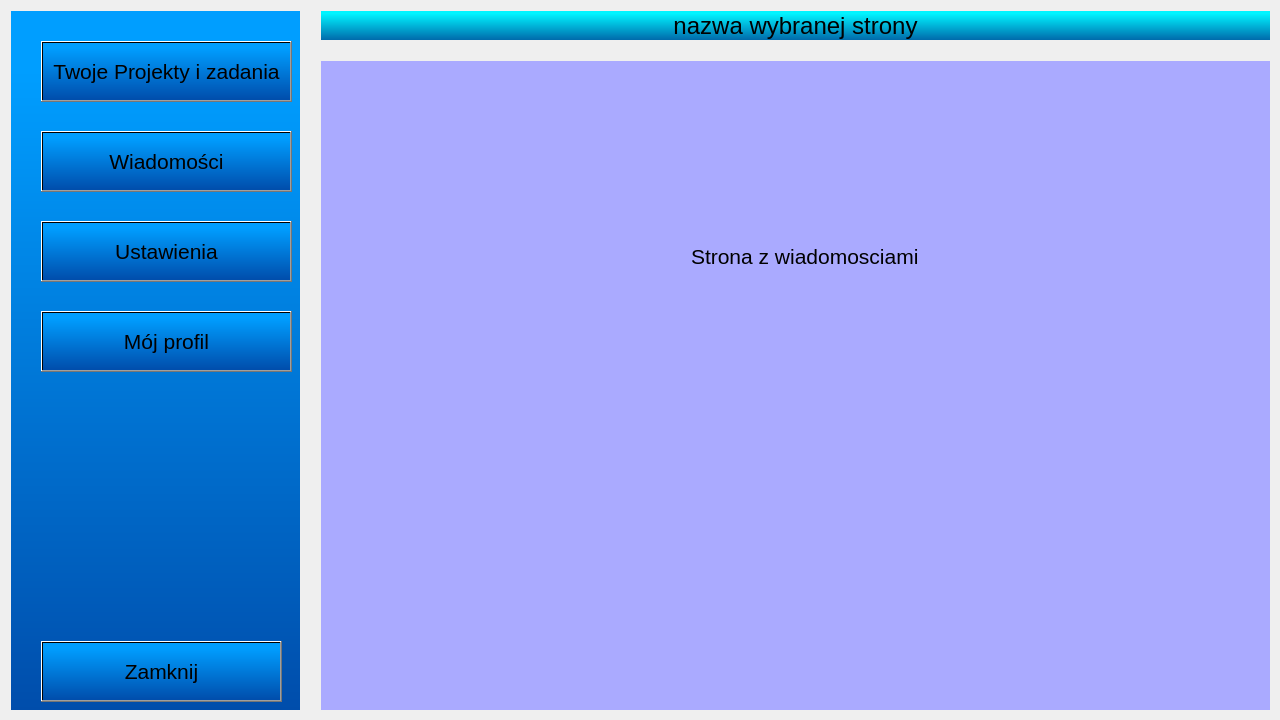
Above: project_managment/project_managment/project_managment.ui from Sleyn2/IO_projectmanagement before the change. Below: the same form after it.
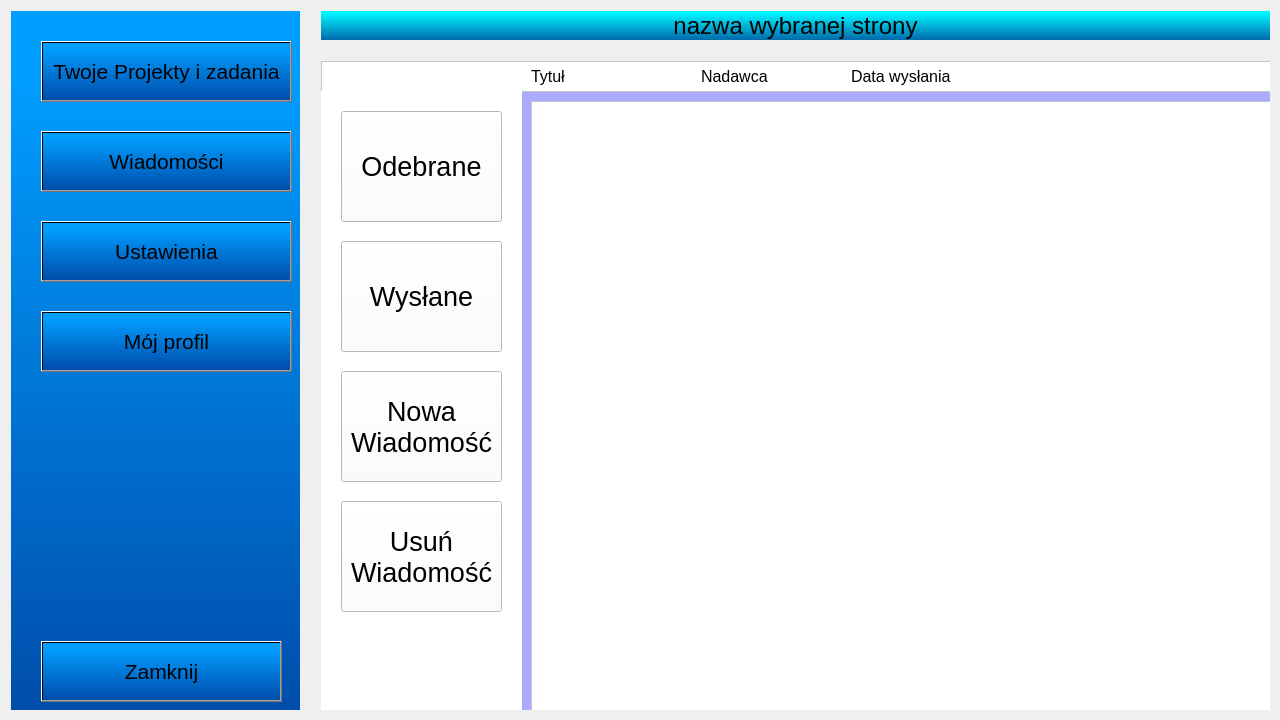
That is the form after the change. The open tabs and pages were chosen to show the change.

Commit message: Dodanie interfejsu wiadomości oraz rejestracji

Patch:
```diff
--- a/project_managment/project_managment/project_managment.ui
+++ b/project_managment/project_managment/project_managment.ui
@@ -596,22 +596,203 @@
        </widget>
       </widget>
       <widget class="QWidget" name="Wiadomosci">
-       <widget class="QLabel" name="label_2">
+       <widget class="QFrame" name="frame">
         <property name="geometry">
          <rect>
-          <x>370</x>
-          <y>150</y>
-          <width>301</width>
-          <height>91</height>
+          <x>0</x>
+          <y>0</y>
+          <width>971</width>
+          <height>31</height>
          </rect>
         </property>
-        <property name="font">
-         <font>
-          <pointsize>16</pointsize>
-         </font>
+        <property name="styleSheet">
+         <string notr="true">background-color: rgb(255, 255, 255);
+border-color: rgb(0, 0, 0);
+</string>
         </property>
-        <property name="text">
-         <string>Strona z wiadomosciami</string>
+        <property name="frameShape">
+         <enum>QFrame::StyledPanel</enum>
+        </property>
+        <property name="frameShadow">
+         <enum>QFrame::Raised</enum>
+        </property>
+        <widget class="QLabel" name="label_2">
+         <property name="geometry">
+          <rect>
+           <x>210</x>
+           <y>5</y>
+           <width>101</width>
+           <height>21</height>
+          </rect>
+         </property>
+         <property name="font">
+          <font>
+           <pointsize>12</pointsize>
+          </font>
+         </property>
+         <property name="text">
+          <string>Tytuł</string>
+         </property>
+        </widget>
+        <widget class="QLabel" name="label_8">
+         <property name="geometry">
+          <rect>
+           <x>380</x>
+           <y>5</y>
+           <width>101</width>
+           <height>21</height>
+          </rect>
+         </property>
+         <property name="font">
+          <font>
+           <pointsize>12</pointsize>
+          </font>
+         </property>
+         <property name="text">
+          <string>Nadawca</string>
+         </property>
+        </widget>
+        <widget class="QLabel" name="label_9">
+         <property name="geometry">
+          <rect>
+           <x>530</x>
+           <y>5</y>
+           <width>101</width>
+           <height>21</height>
+          </rect>
+         </property>
+         <property name="font">
+          <font>
+           <pointsize>12</pointsize>
+          </font>
+         </property>
+         <property name="text">
+          <string>Data wysłania </string>
+         </property>
+        </widget>
+       </widget>
+       <widget class="QWidget" name="widget_2" native="true">
+        <property name="geometry">
+         <rect>
+          <x>0</x>
+          <y>30</y>
+          <width>201</width>
+          <height>641</height>
+         </rect>
+        </property>
+        <property name="styleSheet">
+         <string notr="true">background-color: rgb(255, 255, 255);</string>
+        </property>
+        <widget class="QPushButton" name="pushButton_12">
+         <property name="geometry">
+          <rect>
+           <x>20</x>
+           <y>20</y>
+           <width>161</width>
+           <height>111</height>
+          </rect>
+         </property>
+         <property name="font">
+          <font>
+           <pointsize>20</pointsize>
+          </font>
+         </property>
+         <property name="text">
+          <string>Odebrane</string>
+         </property>
+        </widget>
+        <widget class="QPushButton" name="pushButton_13">
+         <property name="geometry">
+          <rect>
+           <x>20</x>
+           <y>150</y>
+           <width>161</width>
+           <height>111</height>
+          </rect>
+         </property>
+         <property name="font">
+          <font>
+           <pointsize>20</pointsize>
+          </font>
+         </property>
+         <property name="text">
+          <string>Wysłane</string>
+         </property>
+        </widget>
+        <widget class="QPushButton" name="pushButton_14">
+         <property name="geometry">
+          <rect>
+           <x>20</x>
+           <y>280</y>
+           <width>161</width>
+           <height>111</height>
+          </rect>
+         </property>
+         <property name="font">
+          <font>
+           <pointsize>20</pointsize>
+          </font>
+         </property>
+         <property name="acceptDrops">
+          <bool>false</bool>
+         </property>
+         <property name="layoutDirection">
+          <enum>Qt::LeftToRight</enum>
+         </property>
+         <property name="text">
+          <string>Nowa 
+Wiadomość</string>
+         </property>
+         <property name="checkable">
+          <bool>false</bool>
+         </property>
+         <property name="autoRepeat">
+          <bool>false</bool>
+         </property>
+        </widget>
+        <widget class="QPushButton" name="pushButton_15">
+         <property name="geometry">
+          <rect>
+           <x>20</x>
+           <y>410</y>
+           <width>161</width>
+           <height>111</height>
+          </rect>
+         </property>
+         <property name="font">
+          <font>
+           <pointsize>20</pointsize>
+          </font>
+         </property>
+         <property name="acceptDrops">
+          <bool>false</bool>
+         </property>
+         <property name="layoutDirection">
+          <enum>Qt::LeftToRight</enum>
+         </property>
+         <property name="text">
+          <string>Usuń 
+Wiadomość</string>
+         </property>
+         <property name="checkable">
+          <bool>false</bool>
+         </property>
+         <property name="autoRepeat">
+          <bool>false</bool>
+         </property>
+        </widget>
+       </widget>
+       <widget class="QListView" name="listView">
+        <property name="geometry">
+         <rect>
+          <x>210</x>
+          <y>40</y>
+          <width>751</width>
+          <height>621</height>
+         </rect>
+        </property>
+        <property name="styleSheet">
+         <string notr="true">background-color: rgb(255, 255, 255);</string>
         </property>
        </widget>
       </widget>
```
Left out of the diff: 4 changed lines with no effect on the pictures. The commit also changes 6 other files.
